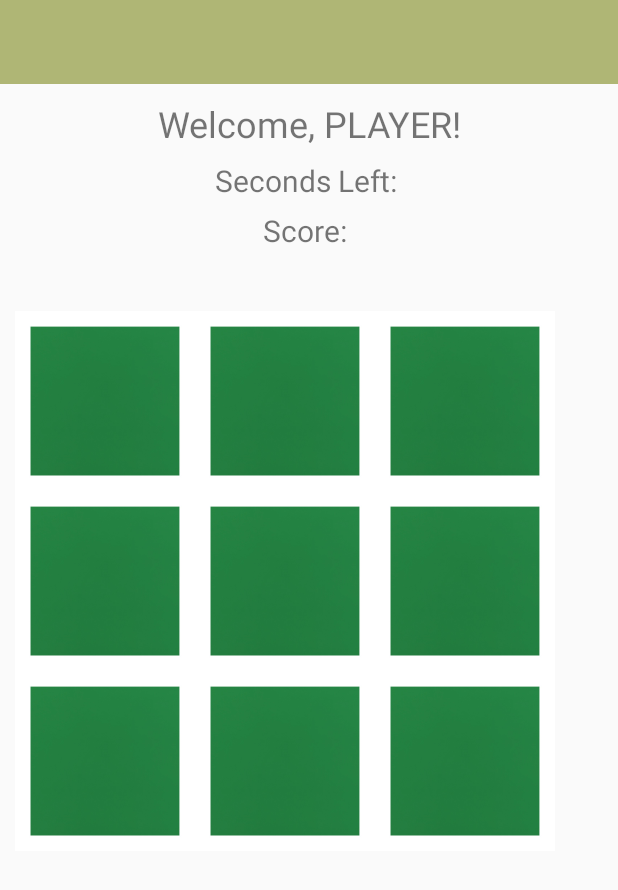
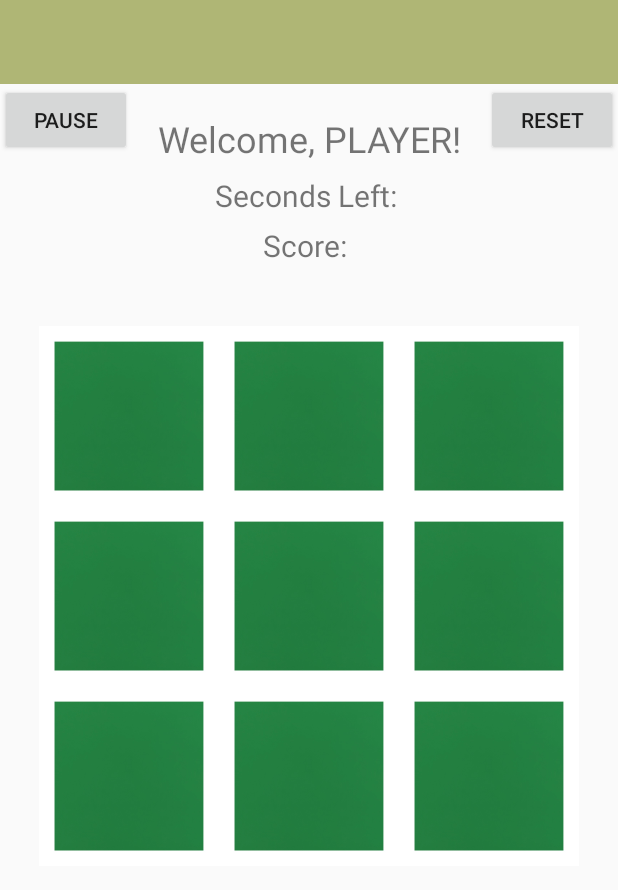
Before and after one commit to katherinerosell/wack-a-mole, an Android app: the layout game_layout.xml on its own in the app's theme, with its tools: preview values and no code run, on a phone screen of 412 x 824 dp. Shown: the top 890 px of the screen. Run offline under Robolectric (Android 15) with nearby library versions, the light colour scheme and no system bars.

Commit message:
potentially final
maybe the final version, still errrors but i have other work to do

```diff
--- a/Wack-A-Mole/app/src/main/AndroidManifest.xml
+++ b/Wack-A-Mole/app/src/main/AndroidManifest.xml
@@ -12,7 +12,6 @@
         <activity android:name=".MainActivity">
             <intent-filter>
                 <action android:name="android.intent.action.MAIN" />
-
                 <category android:name="android.intent.category.LAUNCHER" />
             </intent-filter>
         </activity>
--- a/Wack-A-Mole/app/src/main/java/edu/quinnipiac/wack_a_mole/HolderClass.java
+++ b/Wack-A-Mole/app/src/main/java/edu/quinnipiac/wack_a_mole/HolderClass.java
@@ -15,7 +15,6 @@ import android.widget.ImageButton;
 public class HolderClass {
     private static ImageButton[] IMAGE_BUTTONS;
     private static int[] _gameboard;
-    private static int _score;
 
     public HolderClass(){
         IMAGE_BUTTONS = new ImageButton[9];
--- a/Wack-A-Mole/app/src/main/java/edu/quinnipiac/wack_a_mole/MainActivity.java
+++ b/Wack-A-Mole/app/src/main/java/edu/quinnipiac/wack_a_mole/MainActivity.java
@@ -1,14 +1,10 @@
 package edu.quinnipiac.wack_a_mole;
 
-import androidx.annotation.NonNull;
 import androidx.appcompat.app.AppCompatActivity;
 import androidx.appcompat.widget.ShareActionProvider;
 import androidx.appcompat.widget.Toolbar;
 import androidx.core.view.MenuItemCompat;
-
 import android.content.Intent;
-import android.os.PersistableBundle;
-import android.util.Log;
 import android.view.Menu;
 import android.os.Bundle;
 import android.view.MenuItem;
--- a/Wack-A-Mole/app/src/main/res/layout/activity_main.xml
+++ b/Wack-A-Mole/app/src/main/res/layout/activity_main.xml
@@ -70,7 +70,7 @@
                 android:layout_marginRight="20dp"
                 android:lineSpacingExtra="8sp"
                 android:padding="8dp"
-                android:text="3. Be careful not to miss! 10 misses and you lose the game!"
+                android:text="3. Be careful not to miss! 5 misses and you lose the game!"
                 android:textAlignment="center"
                 android:textSize="22sp" />
 
@@ -96,7 +96,7 @@
                 android:layout_marginRight="20dp"
                 android:lineSpacingExtra="8sp"
                 android:padding="8dp"
-                android:text="You have 1 minute to tap as many moles as possible! Your score has to be greater than 7/12 to win!!"
+                android:text="You have 1 minute to tap as many moles as possible! Your score has to be greater than 5 to win!!"
                 android:textAlignment="center"
                 android:textSize="20sp" />
 
--- a/Wack-A-Mole/app/src/main/res/layout/game_layout.xml
+++ b/Wack-A-Mole/app/src/main/res/layout/game_layout.xml
@@ -2,6 +2,7 @@
 <LinearLayout xmlns:android="http://schemas.android.com/apk/res/android"
     xmlns:app="http://schemas.android.com/apk/res-auto"
     xmlns:tools="http://schemas.android.com/tools"
+    tools:context=".GameActivity"
     android:orientation="vertical"
     android:layout_width="match_parent"
     android:layout_height="match_parent">
@@ -16,33 +17,55 @@
 
     <RelativeLayout
         android:layout_width="wrap_content"
-        android:layout_height="wrap_content">
+        android:layout_height="wrap_content"
+        android:layout_centerHorizontal="true"
+        android:layout_centerVertical="true">
 
+        <Button
+            android:id="@+id/reset_button"
+            android:layout_width="wrap_content"
+            android:layout_height="wrap_content"
+            android:layout_alignParentTop="true"
+            android:layout_alignParentEnd="true"
+            android:layout_marginTop="0dp"
+            android:layout_marginEnd="323dp"
+            android:text="Reset"
+            android:onClick="resetTimer"/>
+
+        <Button
+            android:id="@+id/pause_button"
+            android:layout_width="wrap_content"
+            android:layout_height="wrap_content"
+            android:layout_alignParentStart="true"
+            android:layout_alignParentTop="true"
+            android:layout_marginStart="0dp"
+            android:layout_marginTop="0dp"
+            android:text="pause"
+            android:onClick="pauseTimer"/>
 
         <TextView
             android:id="@+id/welcome_text"
             android:layout_width="match_parent"
             android:layout_height="wrap_content"
             android:layout_alignParentStart="true"
+            android:layout_centerHorizontal="true"
             android:layout_marginStart="0dp"
-            android:layout_marginTop="10dp"
+            android:layout_marginTop="20dp"
             android:text="Welcome, PLAYER!"
             android:textAlignment="center"
-            android:layout_centerHorizontal="true"
             android:textSize="24sp" />
-
 
         <TextView
             android:id="@+id/countdown_timer"
-            android:layout_width="match_parent"
+            android:layout_width="156dp"
             android:layout_height="wrap_content"
             android:layout_below="@+id/welcome_text"
             android:layout_alignParentStart="true"
+            android:layout_centerHorizontal="true"
             android:layout_gravity="center"
             android:layout_marginTop="8dp"
             android:text="Seconds Left: "
             android:textAlignment="center"
-            android:layout_centerHorizontal="true"
             android:textSize="20sp" />
 
         <TextView
@@ -56,13 +79,11 @@
             android:textSize="20dp" />
 
         <GridLayout
-            android:layout_width="match_parent"
-            android:layout_height="452dp"
+            android:layout_width="wrap_content"
+            android:layout_height="wrap_content"
             android:layout_below="@id/score_textview"
-            android:layout_gravity="center"
+            android:layout_centerInParent="true"
             android:layout_marginTop="30dp"
-            android:layout_centerHorizontal="true"
-            android:layout_centerVertical="true"
             android:columnCount="3"
             android:padding="10dp">
 
@@ -139,7 +160,7 @@
                 android:onClick="imgButtonClick" />
 
         </GridLayout>
+    </RelativeLayout>
 
-    </RelativeLayout>
 </ScrollView>
 </LinearLayout>
--- a/Wack-A-Mole/app/src/main/res/menu/menu_main.xml
+++ b/Wack-A-Mole/app/src/main/res/menu/menu_main.xml
@@ -4,7 +4,7 @@
 
     <item android:id="@+id/action_share"
         android:title="Share"
-        android:orderInCategory="2"
+        android:orderInCategory="1"
         app:showAsAction="ifRoom"
         app:actionProviderClass="androidx.appcompat.widget.ShareActionProvider"/>
 
```
Also changed, not shown: Wack-A-Mole/app/src/main/java/edu/quinnipiac/wack_a_mole/GameActivity.java (+49 -40 lines).
